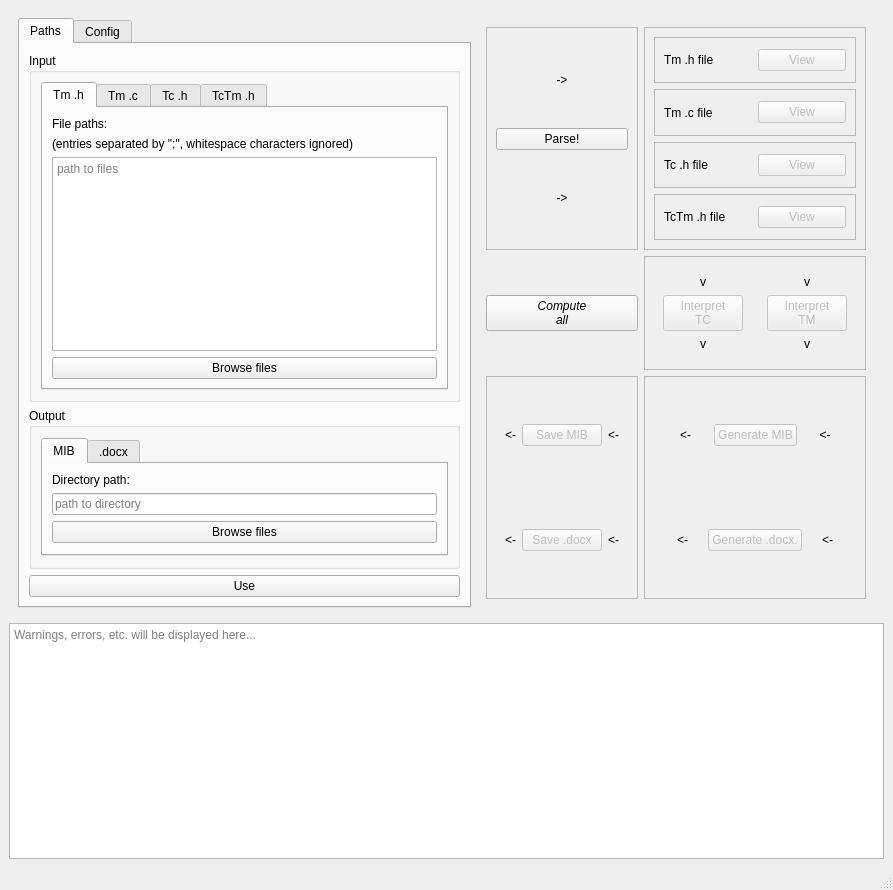
vachaj11/MIB-Generator, file src/mib_generator/gui/form.ui: the form before one commit.
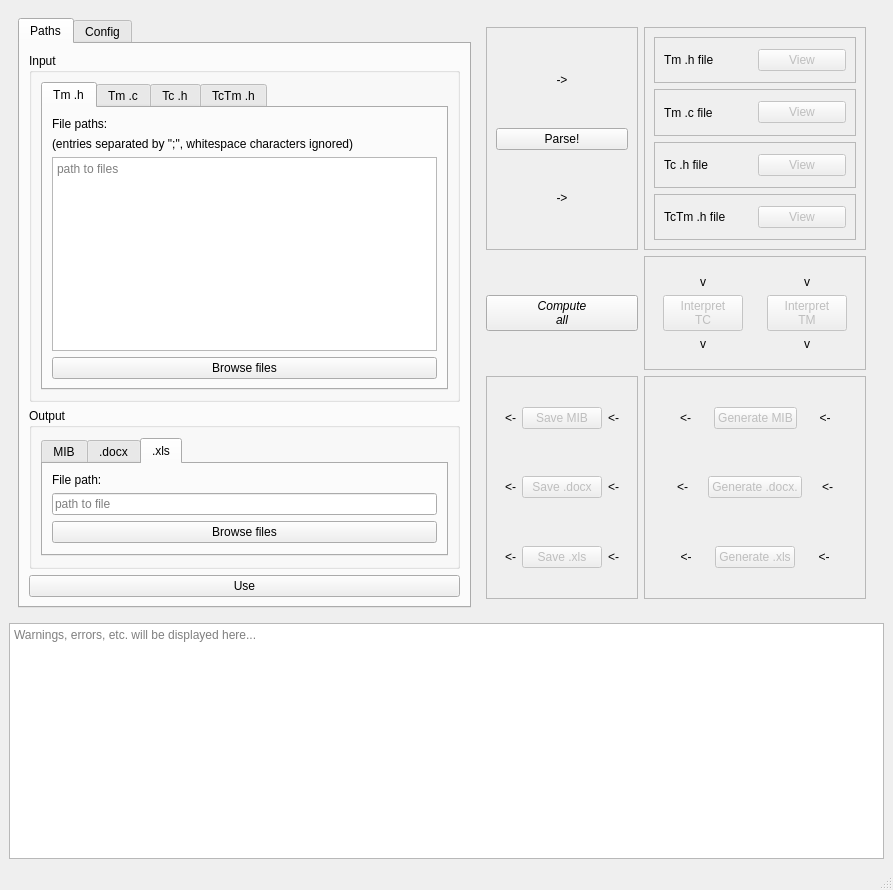
The form after the commit. The open tabs and pages were chosen to show the change.

Patch:
```diff
--- a/src/mib_generator/gui/form.ui
+++ b/src/mib_generator/gui/form.ui
@@ -332,6 +332,46 @@
                   </item>
                  </layout>
                 </widget>
+                <widget class="QWidget" name="tab_3">
+                 <attribute name="title">
+                  <string>.xls</string>
+                 </attribute>
+                 <layout class="QVBoxLayout" name="verticalLayout_3">
+                  <item>
+                   <widget class="QLabel" name="label_26">
+                    <property name="sizePolicy">
+                     <sizepolicy hsizetype="Preferred" vsizetype="Fixed">
+                      <horstretch>0</horstretch>
+                      <verstretch>0</verstretch>
+                     </sizepolicy>
+                    </property>
+                    <property name="text">
+                     <string>File path:</string>
+                    </property>
+                   </widget>
+                  </item>
+                  <item>
+                   <widget class="QLineEdit" name="outxlsfield">
+                    <property name="sizePolicy">
+                     <sizepolicy hsizetype="Expanding" vsizetype="Fixed">
+                      <horstretch>0</horstretch>
+                      <verstretch>0</verstretch>
+                     </sizepolicy>
+                    </property>
+                    <property name="placeholderText">
+                     <string>path to file</string>
+                    </property>
+                   </widget>
+                  </item>
+                  <item>
+                   <widget class="QPushButton" name="outxlsbutton">
+                    <property name="text">
+                     <string>Browse files</string>
+                    </property>
+                   </widget>
+                  </item>
+                 </layout>
+                </widget>
                </widget>
               </item>
              </layout>
@@ -835,6 +875,42 @@
                </layout>
               </widget>
              </item>
+             <item>
+              <widget class="QWidget" name="widget" native="true">
+               <layout class="QHBoxLayout" name="horizontalLayout_7">
+                <item>
+                 <widget class="QLabel" name="label_47">
+                  <property name="text">
+                   <string>&lt;-</string>
+                  </property>
+                  <property name="alignment">
+                   <set>Qt::AlignCenter</set>
+                  </property>
+                 </widget>
+                </item>
+                <item>
+                 <widget class="QPushButton" name="xlsgen">
+                  <property name="enabled">
+                   <bool>false</bool>
+                  </property>
+                  <property name="text">
+                   <string>Generate .xls</string>
+                  </property>
+                 </widget>
+                </item>
+                <item>
+                 <widget class="QLabel" name="label_48">
+                  <property name="text">
+                   <string>&lt;-</string>
+                  </property>
+                  <property name="alignment">
+                   <set>Qt::AlignCenter</set>
+                  </property>
+                 </widget>
+                </item>
+               </layout>
+              </widget>
+             </item>
             </layout>
            </widget>
           </item>
@@ -916,6 +992,42 @@
                </layout>
               </widget>
              </item>
+             <item>
+              <widget class="QWidget" name="widget_3" native="true">
+               <layout class="QHBoxLayout" name="horizontalLayout_14">
+                <item>
+                 <widget class="QLabel" name="label_49">
+                  <property name="text">
+                   <string>&lt;-</string>
+                  </property>
+                  <property name="alignment">
+                   <set>Qt::AlignCenter</set>
+                  </property>
+                 </widget>
+                </item>
+                <item>
+                 <widget class="QPushButton" name="xlssave">
+                  <property name="enabled">
+                   <bool>false</bool>
+                  </property>
+                  <property name="text">
+                   <string>Save .xls</string>
+                  </property>
+                 </widget>
+                </item>
+                <item>
+                 <widget class="QLabel" name="label_50">
+                  <property name="text">
+                   <string>&lt;-</string>
+                  </property>
+                  <property name="alignment">
+                   <set>Qt::AlignCenter</set>
+                  </property>
+                 </widget>
+                </item>
+               </layout>
+              </widget>
+             </item>
             </layout>
            </widget>
           </item>
```
